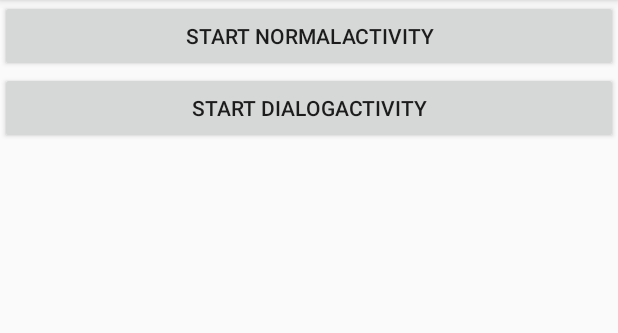
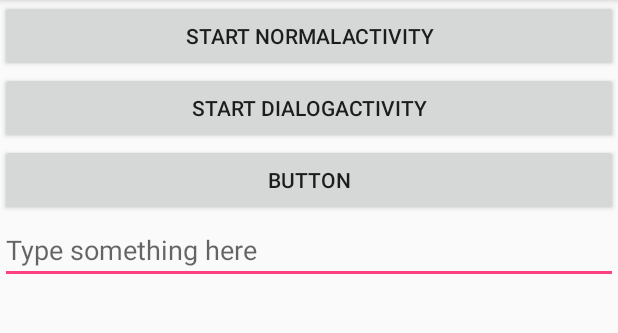
Before and after one commit to scric/LearnForAndroid, an Android app: the screen it shows after launch (MainActivity), on a phone screen of 412 x 824 dp, the part 84-417 px from its top. Run offline under Robolectric (Android 15) with nearby library versions, the phone set to English and light mode, and no system bars.

Commit message:
no message

```diff
--- a/ActivityLifeCycleTest/app/src/main/java/com/example/scric/activitylifecycletest/MainActivity.java
+++ b/ActivityLifeCycleTest/app/src/main/java/com/example/scric/activitylifecycletest/MainActivity.java
@@ -6,18 +6,31 @@ import android.os.Bundle;
 import android.util.Log;
 import android.view.View;
 import android.widget.Button;
+import android.widget.EditText;
+import android.widget.Toast;
 
 public class MainActivity extends AppCompatActivity {
 
     public static final String TAG = "MainActivity";
 
     @Override
+    protected void onSaveInstanceState(Bundle outState) {
+        super.onSaveInstanceState(outState);
+        String tempData = "Something you just type";
+        outState.putString("data_key", tempData); // 保存字符串
+    }
+
+    @Override
+    protected void onCreate(final Bundle savedInstanceState) {
+        super.onCreate(savedInstanceState);
+        setContentView(R.layout.activity_main);
+        Log.d(TAG, "onCreate.,,");
 
 
-    @Override
-    protected void onCreate(Bundle savedInstanceState) {
-        super.onCreate(savedInstanceState);
-        setContentView(R.layout.activity_main);
+        if (savedInstanceState != null) {
+            String tempData = savedInstanceState.getString("data_key");
+            Log.d(TAG, tempData);
+        } else Log.d(TAG, "sbbbbb");
 
         Button startNormalActivity = (Button) findViewById(R.id.start_normal_activity);
         startNormalActivity.setOnClickListener(new View.OnClickListener() {
@@ -34,6 +47,23 @@ public class MainActivity extends AppCompatActivity {
             public void onClick(View v) {
                 Intent intent1 = new Intent(MainActivity.this, Dialog_Activity.class);
                 startActivity(intent1);
+            }
+        });
+        final EditText editText = (EditText) findViewById(R.id.editText);
+        editText.setOnClickListener(new View.OnClickListener() {
+            @Override
+            public void onClick(View v)
+            {
+                switch (v.getId())
+                {
+                    case R.id.editText:
+                        String inputText = editText.getText().toString();
+                        Toast.makeText(MainActivity.this,inputText,Toast.LENGTH_SHORT).show();
+//                        savedInstanceState.putString("data_key",inputText);
+                        break;
+                    default:
+                        break;
+                }
             }
         });
     }
--- a/ActivityLifeCycleTest/app/src/main/res/layout/activity_main.xml
+++ b/ActivityLifeCycleTest/app/src/main/res/layout/activity_main.xml
@@ -14,4 +14,18 @@
         android:text="@string/start_dialogactivity"
         android:layout_width="match_parent"
         android:layout_height="wrap_content" />
+
+    <Button
+        android:text="Button"
+        android:layout_width="match_parent"
+        android:layout_height="wrap_content"
+        android:id="@+id/button" />
+
+    <EditText
+        android:layout_width="match_parent"
+        android:layout_height="wrap_content"
+        android:inputType="textPersonName"
+        android:hint="Type something here"
+        android:id="@+id/editText"
+        android:maxLines="2" />
 </LinearLayout>
```
Also changed, not shown: ActivityTestt/app/src/main/AndroidManifest.xml (+4 -3 lines), ActivityTestt/app/src/main/java/com/example/scric/activitytestt/BaseActivity.java (added, +49 -0 lines), ActivityTestt/app/src/main/java/com/example/scric/activitytestt/FirstActivity.java (+15 -4 lines), ActivityTestt/app/src/main/java/com/example/scric/activitytestt/SecondActivity.java (+9 -1 lines), ActivityTestt/app/src/main/java/com/example/scric/activitytestt/ThirdActivity.java (+14 -2 lines).
